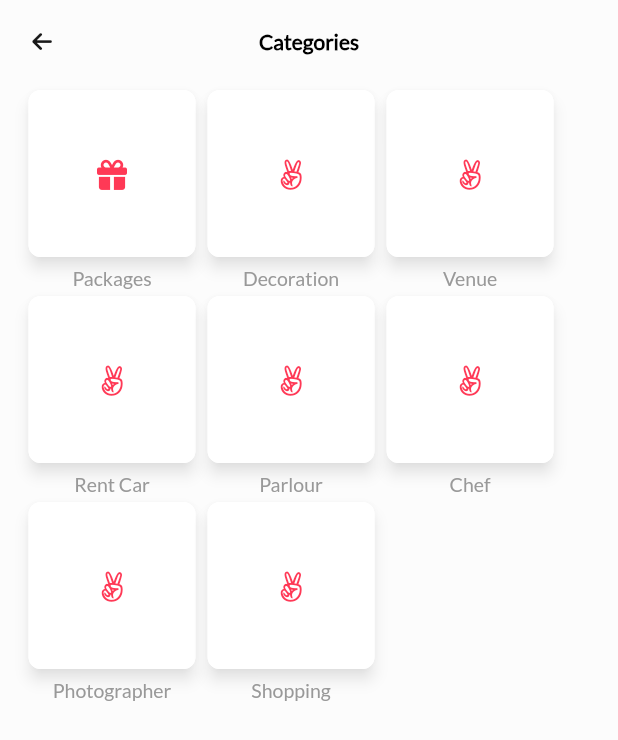
After one commit to WorkWithAfridi/Paalki-WeddingPlannerApp, a Flutter app: the CategoriesPage screen opened directly, on a phone screen of 412 x 824 dp. The commit adds this screen. Shown: the top 740 px of the screen. Run offline on Flutter 3.47's test engine with Material 2 defaults, Android fonts, the phone set to English and light mode, and no system bars; our stand-ins replace font_awesome_flutter, get, lottie; missing offline and left inert: staggered_grid_view_flutter.

Commit message:
Added filter page and category selection page

```diff
--- a/paalki/lib/app/data/constants.dart
+++ b/paalki/lib/app/data/constants.dart
@@ -5,6 +5,7 @@ final blackColor = Color(0xff191919);
 final greyColor = Color(0xff999999);
 final lightGreyColor = Color(0xffD9D9D9);
 final whiteColor = Color(0xffFCFCFC);
+final shadowColor = greyColor.withOpacity(.3);
 
 String appName = "PaalKi";
 
--- a/paalki/lib/app/modules/authentication/views/loginScreen.dart
+++ b/paalki/lib/app/modules/authentication/views/loginScreen.dart
@@ -89,7 +89,9 @@ class LoginScreen extends StatelessWidget {
                     const SizedBox(
                       height: 3,
                     ),
-                    Row(
+                    Padding(
+                      padding: const EdgeInsets.symmetric(horizontal: 5.0),
+                      child: Row(
                         mainAxisAlignment: MainAxisAlignment.spaceBetween,
                         children: [
                           Obx(() {
@@ -140,6 +142,7 @@ class LoginScreen extends StatelessWidget {
                             ),
                           )
                         ],
+                      ),
                     ),
                     const SizedBox(
                       height: 15,
--- a/paalki/lib/app/modules/authentication/views/signupScreen.dart
+++ b/paalki/lib/app/modules/authentication/views/signupScreen.dart
@@ -206,6 +206,9 @@ class SignupScreen extends StatelessWidget {
                         ),
                       ],
                     ),
+                    const SizedBox(
+                      height: 25,
+                    ),
                   ],
                 ),
               ),
--- a/paalki/lib/app/modules/home/controllers/homeModuleController.dart
+++ b/paalki/lib/app/modules/home/controllers/homeModuleController.dart
@@ -4,4 +4,5 @@ import 'package:get/get.dart';
 class HomeModuleController extends GetxController {
   var mainframePageIndex = 0.obs;
   PageController mainframePageController = PageController();
+  var filterPriceSlider=0.0.obs;
 }
--- a/paalki/lib/app/modules/home/views/mainframe.dart
+++ b/paalki/lib/app/modules/home/views/mainframe.dart
@@ -3,7 +3,7 @@ import 'package:font_awesome_flutter/font_awesome_flutter.dart';
 import 'package:get/get.dart';
 import 'package:lottie/lottie.dart';
 import 'package:paalki/app/modules/home/controllers/homeModuleController.dart';
-import 'package:paalki/app/modules/home/views/homePage.dart';
+import 'package:paalki/app/modules/home/views/pages/homePage.dart';
 
 import '../../../data/constants.dart';
 
--- /dev/null
+++ b/paalki/lib/app/modules/home/views/pages/categoriesPage.dart
@@ -0,0 +1,78 @@
+import 'package:flutter/material.dart';
+import 'package:font_awesome_flutter/font_awesome_flutter.dart';
+import 'package:get/get.dart';
+import 'package:paalki/app/widgets/customBackButton.dart';
+
+import '../../../../data/constants.dart';
+import '../../../../widgets/categoryIconDesignLayout.dart';
+
+class CategoriesPage extends StatelessWidget {
+  const CategoriesPage({Key? key}) : super(key: key);
+
+  @override
+  Widget build(BuildContext context) {
+    return Scaffold(
+      appBar: AppBar(
+        title: Text(
+          "Categories",
+          style: defaultBOLDTextStyle,
+        ),
+        centerTitle: true,
+        leading: CustomBackButton(),
+      ),
+      body: Container(
+        height: Get.height,
+        width: Get.width,
+        padding: EdgeInsets.symmetric(horizontal: 15),
+        child: Wrap(
+          // runSpacing: 5,
+          // spacing: 5,
+          crossAxisAlignment: WrapCrossAlignment.center,
+          runAlignment: WrapAlignment.start,
+          children: [
+            CategoryIconDesignLayout(
+              icon: FontAwesomeIcons.gift,
+              title: "Packages",
+              showBiggerTile: true,
+            ),
+            CategoryIconDesignLayout(
+              icon: FontAwesomeIcons.angellist,
+              title: "Decoration",
+              showBiggerTile: true,
+            ),
+            CategoryIconDesignLayout(
+              icon: FontAwesomeIcons.angellist,
+              title: "Venue",
+              showBiggerTile: true,
+            ),
+            CategoryIconDesignLayout(
+              icon: FontAwesomeIcons.angellist,
+              title: "Rent Car",
+              showBiggerTile: true,
+            ),
+            CategoryIconDesignLayout(
+              icon: FontAwesomeIcons.angellist,
+              title: "Parlour",
+              showBiggerTile: true,
+            ),
+            CategoryIconDesignLayout(
+              icon: FontAwesomeIcons.angellist,
+              title: "Chef",
+              showBiggerTile: true,
+            ),
+            CategoryIconDesignLayout(
+              icon: FontAwesomeIcons.angellist,
+              title: "Photographer",
+              showBiggerTile: true,
+            ),
+            CategoryIconDesignLayout(
+              icon: FontAwesomeIcons.angellist,
+              title: "Shopping",
+              showBiggerTile: true,
+            ),
+          ],
+        ),
+      ),
+    );
+  }
+}
--- a/paalki/lib/app/widgets/categoryIconDesignLayout.dart
+++ b/paalki/lib/app/widgets/categoryIconDesignLayout.dart
@@ -6,26 +6,35 @@ import '../data/constants.dart';
 class CategoryIconDesignLayout extends StatelessWidget {
   final IconData icon;
   final String title;
-  const CategoryIconDesignLayout(
-      {Key? key, required this.icon, required this.title})
-      : super(key: key);
+  bool showBiggerTile;
+  CategoryIconDesignLayout({
+    Key? key,
+    required this.icon,
+    required this.title,
+    this.showBiggerTile = false,
+  }) : super(key: key);
 
   @override
   Widget build(BuildContext context) {
     return Column(
       children: [
-        Container(
-          height: Get.width / 6,
-          width: Get.width / 6,
+        Card(
+          elevation: customElevation,
+          shadowColor: greyColor.withOpacity(.3),
+          shape: RoundedRectangleBorder(borderRadius: BorderRadius.circular(8)),
+          child: Container(
+            height: showBiggerTile ? Get.width / 3.7 : Get.width / 6,
+            width: showBiggerTile ? Get.width / 3.7 : Get.width / 6,
             decoration: BoxDecoration(
               borderRadius: BorderRadius.circular(8),
               color: Colors.white,
-            border: Border.all(color: greyColor.withOpacity(.6)),
+              // border: Border.all(color: greyColor.withOpacity(.6)),
             ),
             child: Icon(
               icon,
               size: 20,
               color: primaryColor,
+            ),
           ),
         ),
         SizedBox(
```
Also changed, not shown: paalki/lib/app/modules/home/views/pages/filtersPage.dart (added, +372 -0 lines), paalki/lib/app/modules/home/views/pages/homePage.dart (renamed from paalki/lib/app/modules/home/views/homePage.dart, +55 -46 lines), paalki/lib/app/modules/introduction/views/onBoardingScreen.dart (+4 -4 lines), paalki/lib/app/routes/routes.dart (+5 -4 lines), paalki/lib/app/widgets/filterBoxDesignLayout.dart (added, +37 -0 lines). Lines whose indentation alone changed are shown as unchanged.
